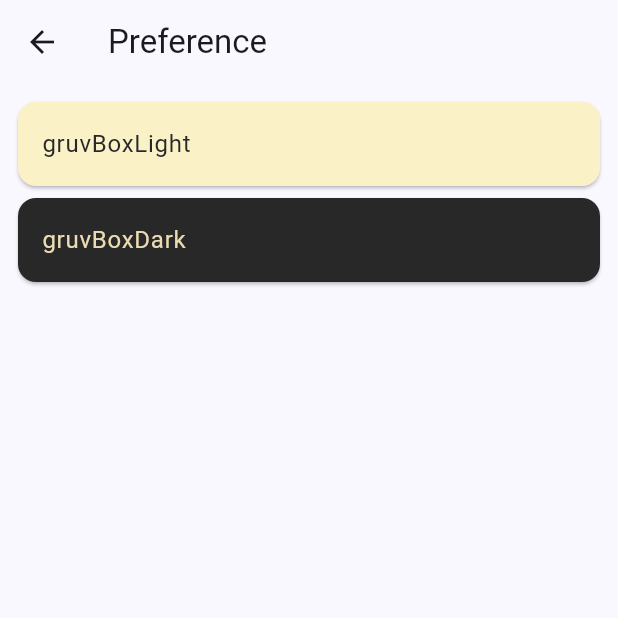
After one commit to Besufikad17/todolist, a Flutter app: the screen it shows after launch, after a tap on the "settings" icon, on a phone screen of 412 x 824 dp, the top half of it. The commit adds this screen. Run offline on Flutter 3.47's test engine with Material 2 defaults, Android fonts, the phone set to English and light mode, and no system bars; our stand-ins replace bloc, equatable, flutter_bloc, hive; accounts and stored records are empty.

Commit message:
theme data added

```diff
--- /dev/null
+++ b/lib/global/theme/themes.dart
@@ -0,0 +1,52 @@
+import 'package:flutter/material.dart';
+import 'package:todolist/utils/colors.dart';
+
+enum AppTheme {
+  gruvBoxLight,
+  gruvBoxDark
+}
+
+Color _iconColor = getColorFromHex("#458588");
+Color _lightPrimaryColor = getColorFromHex("#fbf1c7");
+Color _lightPrimaryVariantColor = getColorFromHex("#fbf1c7");
+Color _lightSecondaryColor = getColorFromHex("#f9f5d7");
+Color _lightOnPrimaryColor = getColorFromHex("#282828");
+Color _darkPrimaryColor =  getColorFromHex("#282828");
+Color _darkPrimaryVariantColor =  getColorFromHex("#282828");
+Color _darkSecondaryColor =  getColorFromHex("#3c3836s");
+Color _darkOnPrimaryColor =  getColorFromHex("#ebdbb2");
+
+final appThemeData = {
+  AppTheme.gruvBoxLight: ThemeData(
+    scaffoldBackgroundColor: _lightPrimaryVariantColor,
+    appBarTheme: AppBarTheme(
+      color: _lightPrimaryColor,
+      iconTheme: IconThemeData(color: _lightOnPrimaryColor),
+    ),
+    colorScheme: ColorScheme.light(
+      primary:  _lightPrimaryColor,
+      secondary: _lightSecondaryColor,
+      onPrimary: _lightOnPrimaryColor,
+      background: _lightOnPrimaryColor
+    ),
+    iconTheme:  IconThemeData(
+      color: _iconColor
+    )
+  ),
+  AppTheme.gruvBoxDark: ThemeData(
+     scaffoldBackgroundColor: _darkPrimaryVariantColor,
+    appBarTheme: AppBarTheme(
+      color: _darkPrimaryColor,
+      iconTheme: IconThemeData(color: _darkOnPrimaryColor),
+    ),
+    colorScheme: ColorScheme.light(
+      primary:  _darkPrimaryColor,
+      secondary: _darkSecondaryColor,
+      onPrimary: _darkOnPrimaryColor,
+      background: _darkOnPrimaryColor
+    ),
+    iconTheme:  IconThemeData(
+      color: _iconColor
+    )
+  )
+};
--- a/lib/main.dart
+++ b/lib/main.dart
@@ -8,6 +8,7 @@ import 'package:todolist/components/popup.dart';
 import 'package:todolist/models/lists.dart';
 import 'package:todolist/models/todo.dart';
 import 'package:todolist/repository/todo_repository.dart';
+import 'package:todolist/screens/preference.dart';
 
 
 void main() async {
@@ -55,6 +56,16 @@ class _MyHomePageState extends State<MyHomePage> {
       appBar: AppBar(
         backgroundColor: Theme.of(context).colorScheme.inversePrimary,
         title: Text(widget.title),
+        actions: <Widget>[
+          IconButton(
+            icon: const Icon(Icons.settings),
+            onPressed: () {
+              Navigator.of(context).push(MaterialPageRoute(
+                builder: (context) => const PreferencePage(),
+              ));
+            },
+          )
+        ]
       ),
       body: BlocProvider(
         create: (context) => TodoBloc(repository)..add(const GetAllTodos()),
--- /dev/null
+++ b/lib/screens/preference.dart
@@ -0,0 +1,33 @@
+import 'package:flutter/material.dart';
+import 'package:todolist/global/theme/themes.dart';
+
+class PreferencePage extends StatelessWidget {
+  const PreferencePage({super.key});
+
+  @override
+  Widget build(BuildContext context) {
+    return Scaffold(
+      appBar: AppBar(
+        title: const Text("Preference"),
+      ),
+      body: ListView.builder(
+        padding: const EdgeInsets.all(8),
+        itemCount: AppTheme.values.length,
+        itemBuilder: (context, index) {
+          final itemAppTheme = AppTheme.values[index];
+          return Card(
+            color: appThemeData[itemAppTheme]!.scaffoldBackgroundColor,
+            child: ListTile(
+              title: Text(
+                itemAppTheme.toString().split(".")[1],
+                style: TextStyle(color: appThemeData[itemAppTheme]!.colorScheme.onPrimary),
+              ),
+              onTap: () {
+              },
+            ),
+          );
+        },
+      ),
+    );
+  }
+}
```
Also changed, not shown: lib/bloc/theme_bloc.dart (added, +14 -0 lines), lib/bloc/theme_event.dart (added, +13 -0 lines), lib/bloc/theme_state.dart (added, +18 -0 lines).
